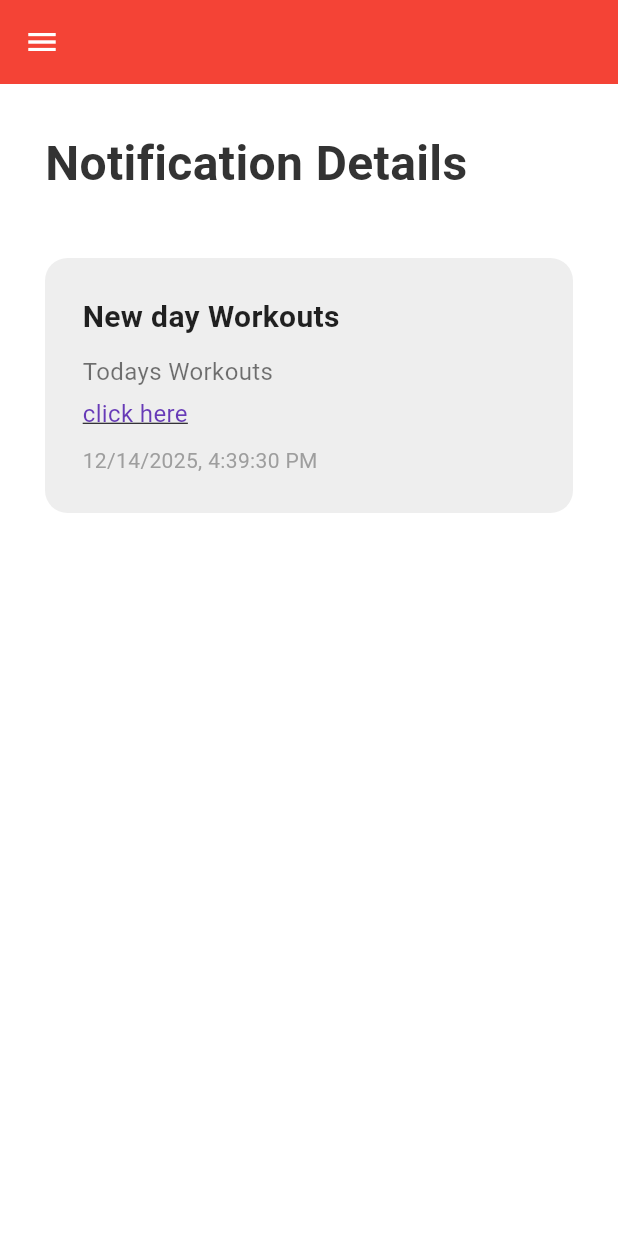
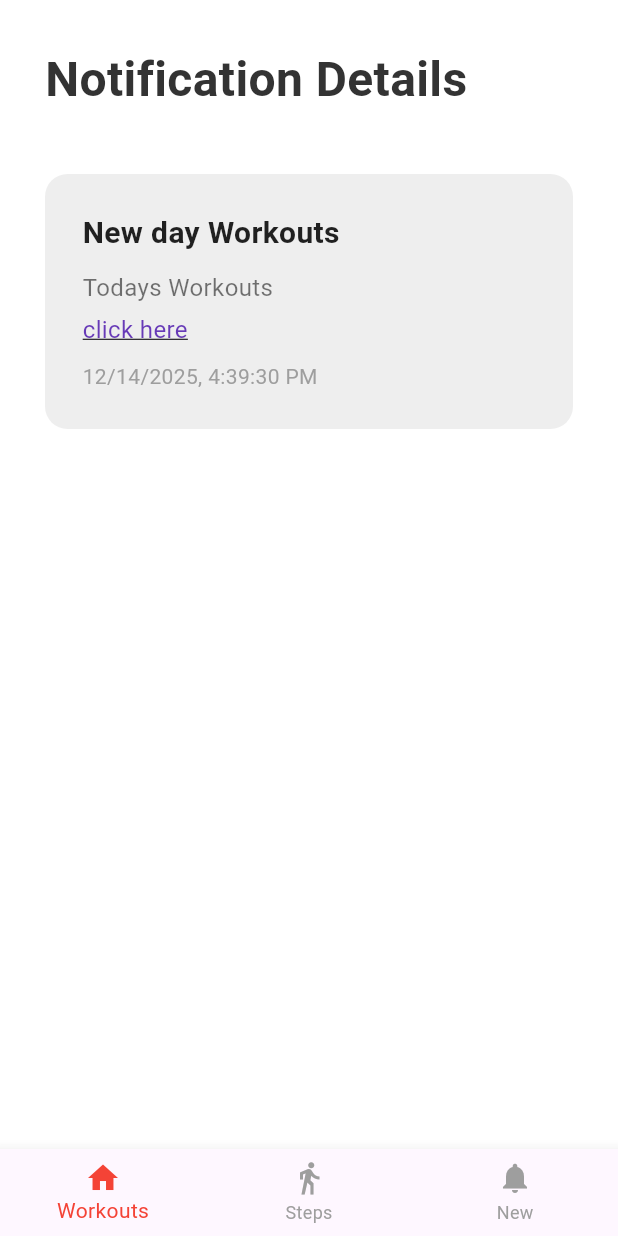
Before and after one commit to Am0r123/mobile_project, a Flutter app: the MyHomePage screen opened directly with empty values, on a phone screen of 412 x 824 dp. Run offline on Flutter 3.47's test engine with Material 3 defaults, Android fonts, the phone set to English and light mode, and no system bars; our stand-ins replace flutter_dotenv, shared_preferences, supabase_flutter, youtube_player_flutter; accounts and stored records are empty; network calls fail.

Commit message:
notification-edit,admin

```diff
--- a/lib/screens/notfication.dart
+++ b/lib/screens/notfication.dart
@@ -15,8 +15,8 @@ class NotificationPage extends StatelessWidget {
       theme: ThemeData(
         fontFamily: 'Roboto',
         scaffoldBackgroundColor: Colors.white,
-        primaryColor: Color(0xFF34495E),
-        appBarTheme: AppBarTheme(
+        primaryColor: const Color(0xFF34495E),
+        appBarTheme: const AppBarTheme(
           backgroundColor: Color(0xFF34495E),
           foregroundColor: Colors.white,
         ),
@@ -38,22 +38,21 @@ class MyHomePage extends StatefulWidget {
 class _MyHomePageState extends State<MyHomePage> {
   int _selectedIndex = 0;
 
+  // The screens to swap between
   static final List<Widget> _widgetOptions = <Widget>[
-    NotificationScreen(),
-
-    Center(
+    NotificationScreen(), // Index 0
+    const Center(
       child: Text(
         'Your Steps Today',
         style: TextStyle(fontSize: 30, fontWeight: FontWeight.bold),
       ),
-    ),
-
-    Center(
+    ), // Index 1
+    const Center(
       child: Text(
-        'New',
+        'New Notifications',
         style: TextStyle(fontSize: 30, fontWeight: FontWeight.bold),
       ),
-    ),
+    ), // Index 2
   ];
 
   void _onItemTapped(int index) {
@@ -65,80 +64,35 @@ class _MyHomePageState extends State<MyHomePage> {
   @override
   Widget build(BuildContext context) {
     return Scaffold(
-      appBar: AppBar(
-        title: Text(widget.title),
-        leading: Builder(
-          builder: (context) {
-            return IconButton(
-              icon: const Icon(Icons.menu),
-              onPressed: () {
-                Scaffold.of(context).openDrawer();
-              },
-            );
-          },
-        ),
-      ),
+
       body: _widgetOptions[_selectedIndex],
-      drawer: Drawer(
-        child: ListView(
-          padding: EdgeInsets.zero,
-          children: [
-            const DrawerHeader(
-              decoration: BoxDecoration(color: Color(0xFF34495E)),
-              child: Column(
-                crossAxisAlignment: CrossAxisAlignment.start,
-                mainAxisAlignment: MainAxisAlignment.end,
-                children: [
-                  Text(
-                    'Notfications',
-                    style: TextStyle(
-                      color: Colors.white,
-                      fontSize: 24,
-                      fontWeight: FontWeight.bold,
-                    ),
-                  ),
-                ],
-              ),
-            ),
 
-            ListTile(
-              leading: Icon(Icons.home),
-              title: const Text('New Day Workouts'),
-              selected: _selectedIndex == 0,
-              selectedColor: Colors.red,
-              onTap: () {
-                _onItemTapped(0);
-                Navigator.pop(context);
-              },
-            ),
-
-            ListTile(
-              leading: Icon(Icons.notifications),
-              title: const Text('Your Steps Today'),
-              selected: _selectedIndex == 1,
-              selectedColor: Colors.red,
-              onTap: () {
-                _onItemTapped(1);
-                Navigator.pop(context);
-              },
-            ),
-
-            ListTile(
-              leading: Icon(Icons.settings),
-              title: const Text('New Notifications'),
-              selected: _selectedIndex == 2,
-              selectedColor: Colors.red,
-              onTap: () {
-                _onItemTapped(2);
-                Navigator.pop(context);
-              },
-            ),
-          ],
-        ),
+      // Added BottomNavigationBar instead of Drawer
+      bottomNavigationBar: BottomNavigationBar(
+        items: const <BottomNavigationBarItem>[
+          BottomNavigationBarItem(
+            icon: Icon(Icons.home),
+            label: 'Workouts',
+          ),
+          BottomNavigationBarItem(
+            icon: Icon(Icons.directions_walk), // Changed icon to match "Steps"
+            label: 'Steps',
+          ),
+          BottomNavigationBarItem(
+            icon: Icon(Icons.notifications),
+            label: 'New',
+          ),
+        ],
+        currentIndex: _selectedIndex,
+        selectedItemColor: Colors.red, // Keeps your red selection style
+        unselectedItemColor: Colors.grey,
+        onTap: _onItemTapped,
       ),
     );
   }
 }
+
+// --- Your existing NotificationScreen code remains unchanged below ---
 
 class NotificationScreen extends StatelessWidget {
   @override
@@ -148,7 +102,7 @@ class NotificationScreen extends StatelessWidget {
       child: Column(
         crossAxisAlignment: CrossAxisAlignment.start,
         children: [
-          Text(
+          const Text(
             "Notification Details",
             style: TextStyle(
               fontSize: 32,
@@ -156,19 +110,18 @@ class NotificationScreen extends StatelessWidget {
               color: Color(0xFF333333),
             ),
           ),
-          SizedBox(height: 40),
-
+          const SizedBox(height: 40),
           Container(
             width: double.infinity,
-            padding: EdgeInsets.all(25),
+            padding: const EdgeInsets.all(25),
             decoration: BoxDecoration(
-              color: Color(0xFFEEEEEE),
+              color: const Color(0xFFEEEEEE),
               borderRadius: BorderRadius.circular(15),
             ),
             child: Column(
               crossAxisAlignment: CrossAxisAlignment.start,
               children: [
-                Text(
+                const Text(
                   "New day Workouts",
                   style: TextStyle(
                     fontSize: 20,
@@ -176,19 +129,17 @@ class NotificationScreen extends StatelessWidget {
                     color: Colors.black87,
                   ),
                 ),
-                SizedBox(height: 10),
-
-                Text(
+                const SizedBox(height: 10),
+                const Text(
                   "Todays Workouts",
                   style: TextStyle(fontSize: 16, color: Colors.black54),
                 ),
-                SizedBox(height: 5),
-
+                const SizedBox(height: 5),
                 InkWell(
                   onTap: () {
                     print("Link clicked");
                   },
-                  child: Text(
+                  child: const Text(
                     "click here",
                     style: TextStyle(
                       fontSize: 16,
@@ -197,9 +148,8 @@ class NotificationScreen extends StatelessWidget {
                     ),
                   ),
                 ),
-                SizedBox(height: 10),
-
-                Text(
+                const SizedBox(height: 10),
+                const Text(
                   "12/14/2025, 4:39:30 PM",
                   style: TextStyle(fontSize: 14, color: Colors.grey),
                 ),
```
Also changed, not shown: lib/screens/admin.dart (added, +418 -0 lines).
